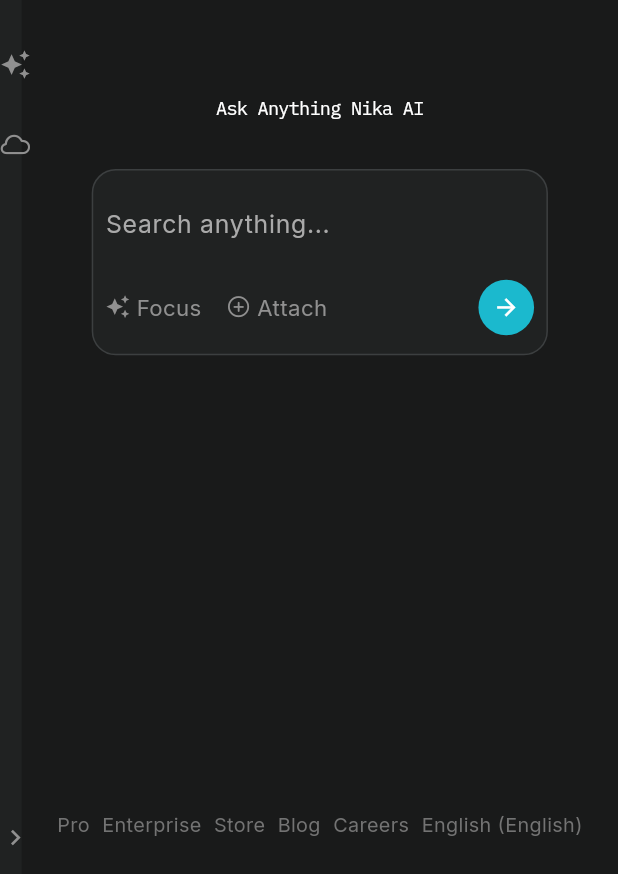
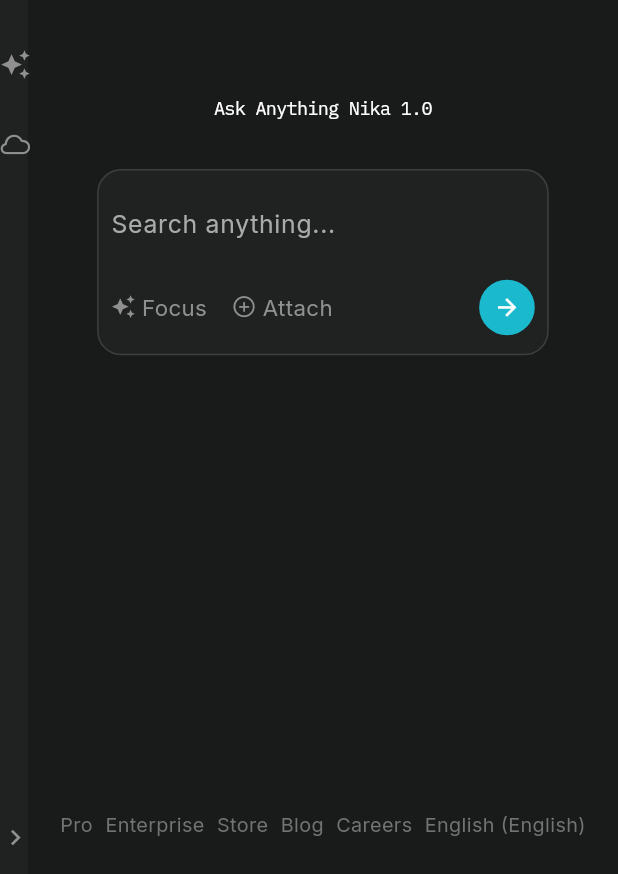
Before and after one commit to VCodes0/Perplexity-Clone, a Flutter app: the screen it shows after launch, on a phone screen of 412 x 824 dp. Shown: the part 359-1233 px from the top of the screen. Run offline on Flutter 3.47's test engine with Material 3 defaults, Android fonts, the phone set to English and light mode, and no system bars; our stand-ins replace get, google_fonts.

Commit message:
UI Completed

```diff
--- a/lib/core/constants/app_strings.dart
+++ b/lib/core/constants/app_strings.dart
@@ -1,5 +1,5 @@
 class AppStrings {
-  static String appName = 'NIKA AI';
+  static String appName = 'NIKA 1.O';
   static String home = 'Home';
   static String search = 'Search';
   static String disCover = 'Discover';
@@ -8,7 +8,7 @@
   static String searchHintText = 'Search anything...';
   static String focus = 'Focus';
   static String attach = 'Attach';
-  static String appTitle = 'Ask Anything Nika AI';
+  static String appTitle = 'Ask Anything Nika 1.0';
 
   // Links
   static String pro = 'Pro';
--- a/lib/helper/widgets/side_bar.dart
+++ b/lib/helper/widgets/side_bar.dart
@@ -17,7 +17,7 @@
       () => AnimatedContainer(
         duration: const Duration(milliseconds: 100),
 
-        width: controller.isCollapsed.value ? mq.width * .035 : mq.width * .12,
+        width: controller.isCollapsed.value ? mq.width * .045 : mq.width * .13,
 
         color: AppColors.sideNav,
         child: Column(
--- a/lib/main.dart
+++ b/lib/main.dart
@@ -1,10 +1,10 @@
+import 'package:google_fonts/google_fonts.dart';
+import 'presentation/views/home_view.dart';
 import 'package:flutter/material.dart';
-import 'package:google_fonts/google_fonts.dart';
-
 import 'core/themes/app_colors.dart';
-import 'presentation/views/home_view.dart';
 
 late Size mq;
+
 void main() {
   runApp(const PerplexityClone());
 }
@@ -19,7 +19,8 @@
       title: 'Perplexity Clone',
       debugShowCheckedModeBanner: false,
       theme: ThemeData(
-        textTheme: GoogleFonts.interTextTheme(),
+        colorScheme: ColorScheme.fromSeed(seedColor: AppColors.submitButton),
+        textTheme: GoogleFonts.interTextTheme(ThemeData.dark().textTheme),
         scaffoldBackgroundColor: AppColors.background,
       ),
       home: HomeView(),
--- a/lib/presentation/views/home_view.dart
+++ b/lib/presentation/views/home_view.dart
@@ -1,7 +1,7 @@
 import '../../helper/widgets/search_section.dart';
 import '../../helper/widgets/side_bar.dart';
+import '../../core/themes/app_colors.dart';
 import 'package:flutter/material.dart';
-import '../../core/themes/app_colors.dart';
 
 class HomeView extends StatelessWidget {
   const HomeView({super.key});
```
Also changed, not shown: 3 other files.
